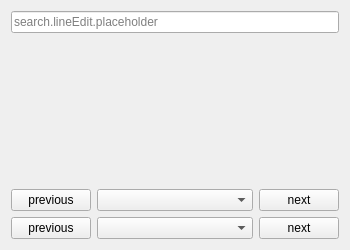
Above: ui/designer/components/songIdSelector.ui from ArcaeaOffline/client-pyside6 before the change. Below: the same form after it.
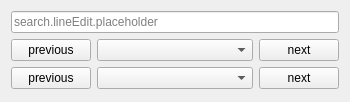
That is the form after the change.

Patch:
```diff
--- a/ui/designer/components/songIdSelector.ui
+++ b/ui/designer/components/songIdSelector.ui
@@ -7,7 +7,7 @@
     <x>0</x>
     <y>0</y>
     <width>350</width>
-    <height>250</height>
+    <height>102</height>
    </rect>
   </property>
   <property name="windowTitle">
@@ -27,19 +27,6 @@
      </property>
     </widget>
    </item>
-   <item>
-    <spacer name="verticalSpacer">
-     <property name="orientation">
-      <enum>Qt::Vertical</enum>
-     </property>
-     <property name="sizeHint" stdset="0">
-      <size>
-       <width>20</width>
-       <height>40</height>
-      </size>
-     </property>
-    </spacer>
-   </item>
    <item>
     <layout class="QHBoxLayout" name="horizontalLayout_2">
      <item>
```
